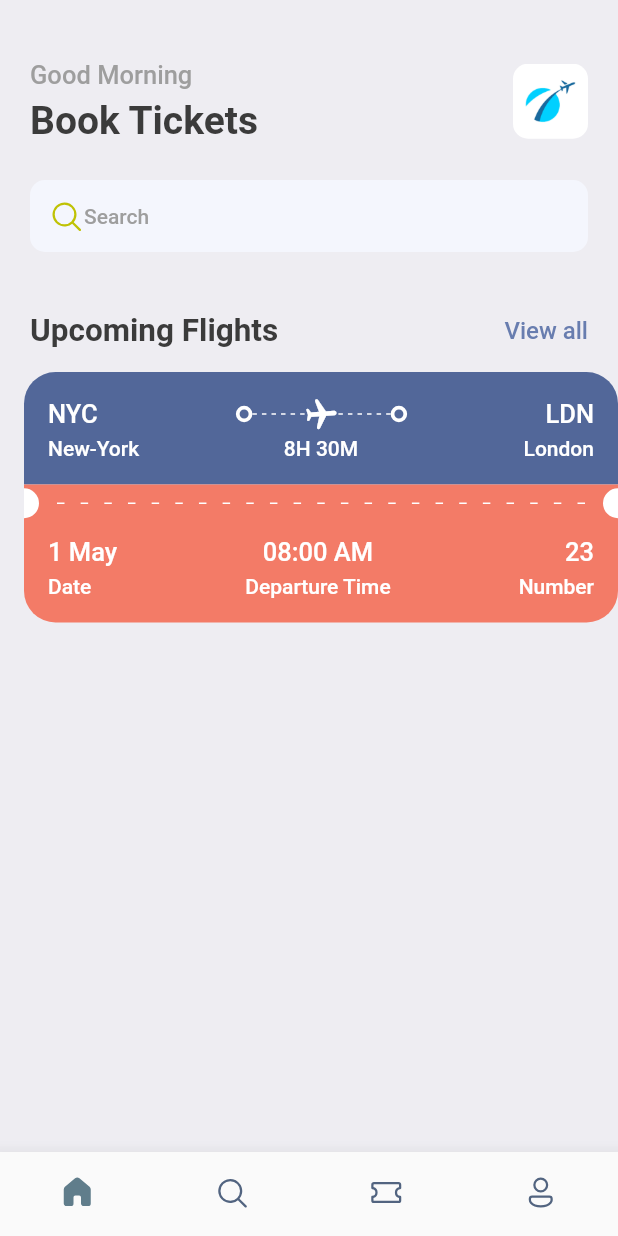
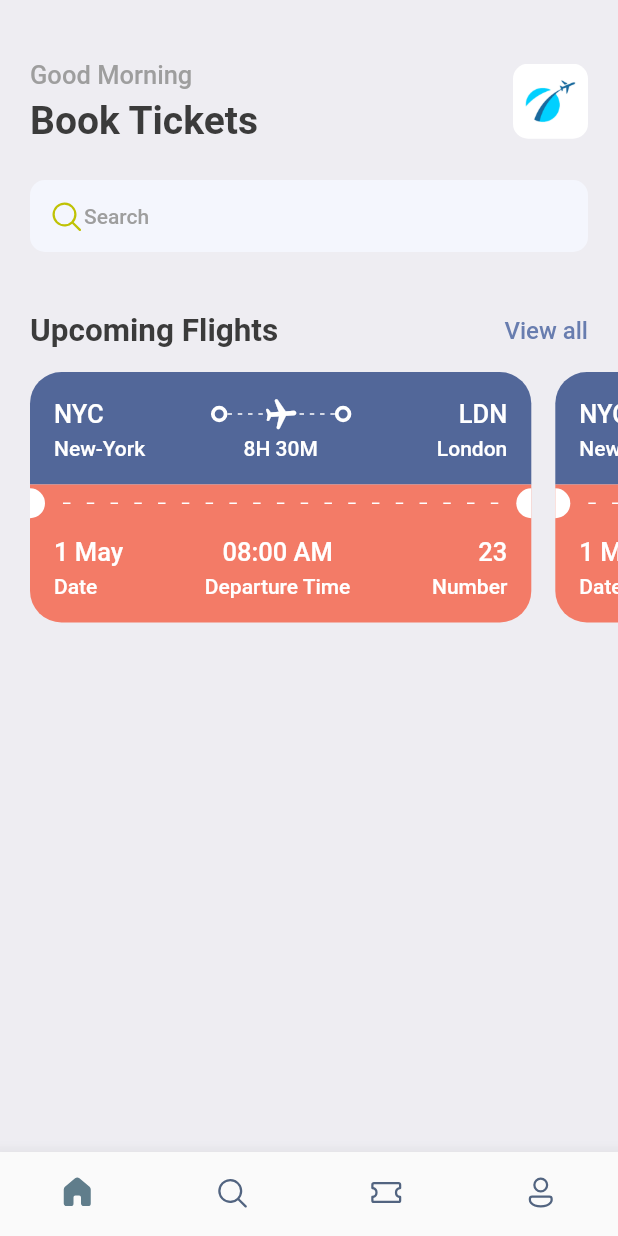
Before and after one commit to dpak1999/Flutter-ticket-booking-app, a Flutter app: the screen it shows after launch, on a phone screen of 412 x 824 dp. Run offline on Flutter 3.47's test engine with Material 2 defaults, Android fonts, the phone set to English and light mode, and no system bars; our stand-ins replace fluentui_icons, gap.

Commit message:
add : scroll view for tickets

```diff
--- a/lib/screens/home_screen.dart
+++ b/lib/screens/home_screen.dart
@@ -88,7 +88,16 @@ class HomeScreen extends StatelessWidget {
             ),
           ),
           const Gap(15),
-          TicketView(),
+          SingleChildScrollView(
+            scrollDirection: Axis.horizontal,
+            padding: const EdgeInsets.only(left: 20),
+            child: Row(
+              children: const [
+                TicketView(),
+                TicketView(),
+              ],
+            ),
+          ),
         ],
       ),
     );
--- a/lib/screens/ticket_view.dart
+++ b/lib/screens/ticket_view.dart
@@ -11,10 +11,10 @@ class TicketView extends StatelessWidget {
   Widget build(BuildContext context) {
     final size = AppLayout.getSize(context);
     return SizedBox(
-      width: size.width,
+      width: size.width * 0.85,
       height: 200,
       child: Container(
-        margin: const EdgeInsets.only(left: 16),
+        margin: const EdgeInsets.only(right: 16),
         child: Column(children: [
           Container(
             decoration: const BoxDecoration(
```
